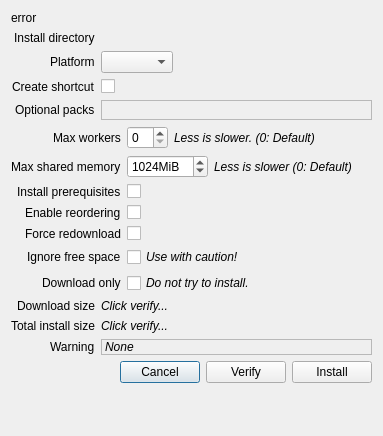
Above: rare/ui/components/dialogs/install_dialog.ui from RareDevs/Rare before the change. Below: the same form after it.
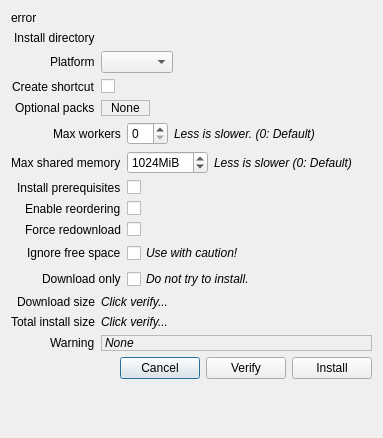
That is the form after the change.

Commit message:
InstallDialog: Set irrelevant widgets as disabled.
Do not hide irrelevant options, show them as disabled instea.
This like the install directory are still informational despite
not being editable.

Also homogenize variable and widget naming.

Diff of the .ui file:
```diff
--- a/rare/ui/components/dialogs/install_dialog.ui
+++ b/rare/ui/components/dialogs/install_dialog.ui
@@ -7,7 +7,7 @@
     <x>0</x>
     <y>0</y>
     <width>383</width>
-    <height>436</height>
+    <height>438</height>
    </rect>
   </property>
   <property name="windowTitle">
@@ -87,6 +87,22 @@
       <property name="spacing">
        <number>0</number>
       </property>
+      <property name="sizeConstraint">
+       <enum>QLayout::SetFixedSize</enum>
+      </property>
+      <property name="topMargin">
+       <number>0</number>
+      </property>
+      <property name="bottomMargin">
+       <number>0</number>
+      </property>
+      <item>
+       <widget class="QLabel" name="sdl_list_text">
+        <property name="text">
+         <string>None</string>
+        </property>
+       </widget>
+      </item>
      </layout>
     </widget>
    </item>
```
Left out of the diff: 16 changed lines with no effect on the pictures. The commit also changes 2 other files.
